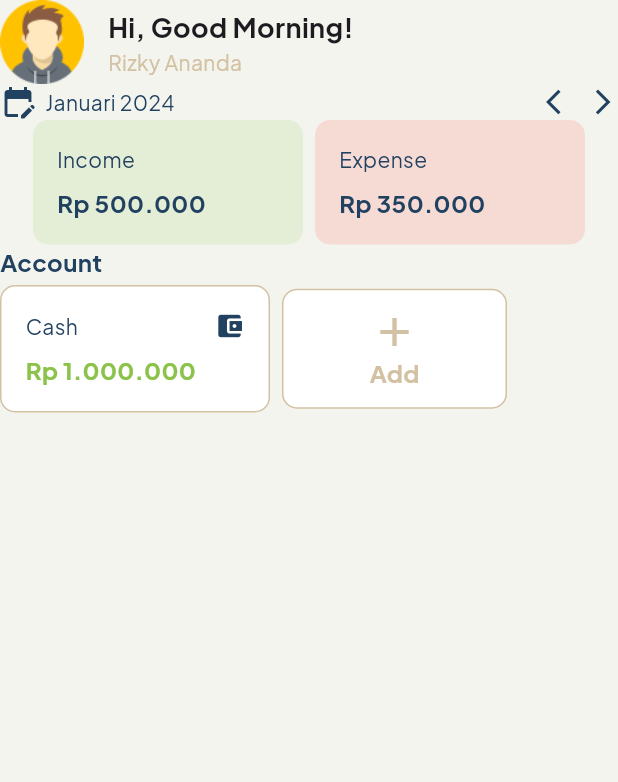
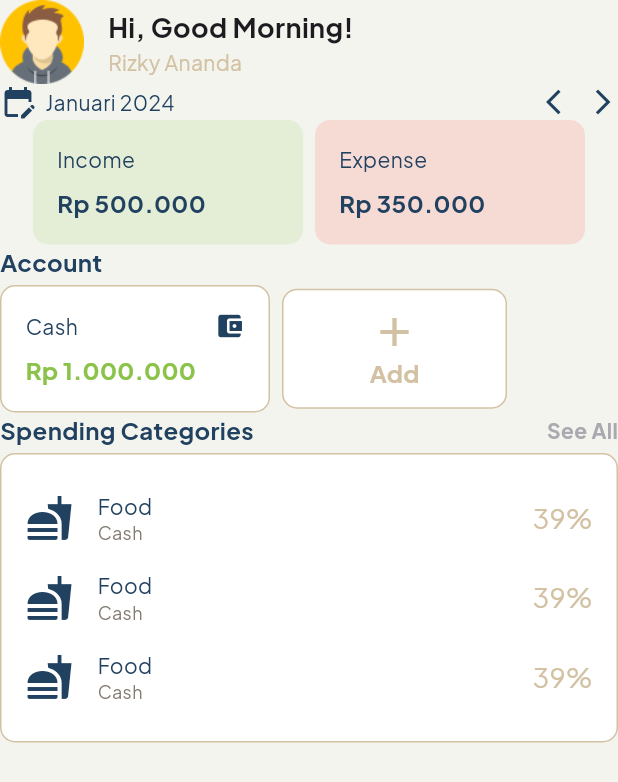
Before and after one commit to ekyrizky/savvy-stash, a Flutter app: the screen it shows after launch, on a phone screen of 412 x 824 dp. Shown: the top 782 px of the screen. Run offline on Flutter 3.47's test engine with Material 3 defaults, Android fonts, the phone set to English and light mode, and no system bars; our stand-ins replace get, google_fonts.

Commit message:
add component: transaction item

```diff
--- a/lib/app/theme/typography.dart
+++ b/lib/app/theme/typography.dart
@@ -33,17 +33,17 @@ class AppTypography {
   );
 
   static TextStyle labelLarge = GoogleFonts.plusJakartaSans(
-    fontSize: 16,
-    fontWeight: FontWeight.w200,
+    fontSize: 12,
+    fontWeight: FontWeight.normal,
   );
 
   static TextStyle labelMedium = GoogleFonts.plusJakartaSans(
-    fontSize: 14,
-    fontWeight: FontWeight.w200,
+    fontSize: 10,
+    fontWeight: FontWeight.normal,
   );
 
-  static TextStyle labelsMALL = GoogleFonts.plusJakartaSans(
-    fontSize: 12,
-    fontWeight: FontWeight.w200,
+  static TextStyle labelSmall = GoogleFonts.plusJakartaSans(
+    fontSize: 8,
+    fontWeight: FontWeight.normal,
   );
 }
--- /dev/null
+++ b/lib/presentation/components/atoms/transaction_atom.dart
@@ -0,0 +1,45 @@
+import 'package:flutter/material.dart';
+import 'package:savvy_stash/app/theme/colors.dart';
+import 'package:savvy_stash/app/theme/typography.dart';
+
+class TransactionAtom extends StatelessWidget {
+  const TransactionAtom({
+    super.key,
+    required this.title,
+    required this.type,
+    this.desc,
+    required this.titleColor,
+    required this.typeColor,
+    this.descColor,
+  });
+
+  final String title;
+  final String type;
+  final String? desc;
+  final Color titleColor;
+  final Color typeColor;
+  final Color? descColor;
+
+  @override
+  Widget build(BuildContext context) {
+    return Column(
+      crossAxisAlignment: CrossAxisAlignment.start,
+      children: [
+        Text(
+          title,
+          style: AppTypography.bodySmall.copyWith(color: titleColor),
+        ),
+        Text(
+          type,
+          style: AppTypography.labelLarge.copyWith(color: typeColor),
+        ),
+        if (desc != null)
+          Text(
+            desc!,
+            style: AppTypography.labelMedium
+                .copyWith(color: descColor ?? AppColors.kGrayColor),
+          ),
+      ],
+    );
+  }
+}
--- /dev/null
+++ b/lib/presentation/components/molecules/transaction_item_molecule.dart
@@ -0,0 +1,35 @@
+import 'package:flutter/material.dart';
+import 'package:savvy_stash/app/theme/colors.dart';
+import 'package:savvy_stash/app/theme/typography.dart';
+import 'package:savvy_stash/presentation/components/atoms/transaction_atom.dart';
+
+class TransactionItemMolecule extends StatelessWidget {
+  const TransactionItemMolecule({super.key});
+
+  @override
+  Widget build(BuildContext context) {
+    return Row(
+      children: [
+        Icon(
+          Icons.fastfood,
+          size: 32,
+          color: AppColors.kPrimaryColor,
+        ),
+        SizedBox(width: 16),
+        Expanded(
+          child: TransactionAtom(
+            title: 'Food',
+            type: 'Cash',
+            titleColor: AppColors.kPrimaryColor,
+            typeColor: const Color.fromARGB(255, 130, 122, 110),
+          ),
+        ),
+        Text(
+          '39%',
+          style: AppTypography.bodyLarge
+              .copyWith(color: AppColors.kSecondaryColor),
+        ),
+      ],
+    );
+  }
+}
--- /dev/null
+++ b/lib/presentation/components/organisms/transaction_card_organism.dart
@@ -0,0 +1,45 @@
+import 'package:flutter/material.dart';
+import 'package:savvy_stash/app/theme/colors.dart';
+import 'package:savvy_stash/presentation/components/atoms/section_title_atom.dart';
+import 'package:savvy_stash/presentation/components/molecules/transaction_item_molecule.dart';
+
+class TransactionCardOrganism extends StatelessWidget {
+  const TransactionCardOrganism({super.key});
+
+  @override
+  Widget build(BuildContext context) {
+    return Column(
+      children: [
+        SectionTitleAtom(
+          title: 'Spending Categories',
+          actionText: 'See All',
+        ),
+        SizedBox(height: 4),
+        Container(
+          padding: EdgeInsets.all(16),
+          decoration: BoxDecoration(
+            color: Colors.white,
+            border: Border.all(color: AppColors.kSecondaryColor),
+            borderRadius: BorderRadius.circular(10),
+          ),
+          child: Column(
+            children: [
+              Padding(
+                padding: EdgeInsets.symmetric(vertical: 8),
+                child: TransactionItemMolecule(),
+              ),
+              Padding(
+                padding: EdgeInsets.symmetric(vertical: 8),
+                child: TransactionItemMolecule(),
+              ),
+              Padding(
+                padding: EdgeInsets.symmetric(vertical: 8),
+                child: TransactionItemMolecule(),
+              ),
+            ],
+          ),
+        ),
+      ],
+    );
+  }
+}
--- a/lib/presentation/pages/home_page.dart
+++ b/lib/presentation/pages/home_page.dart
@@ -1,9 +1,12 @@
 import 'package:flutter/material.dart';
 import 'package:savvy_stash/app/theme/colors.dart';
+import 'package:savvy_stash/presentation/components/atoms/transaction_atom.dart';
 import 'package:savvy_stash/presentation/components/molecules/balance_card_molecule.dart';
 import 'package:savvy_stash/presentation/components/molecules/calendar_molecule.dart';
 import 'package:savvy_stash/presentation/components/molecules/profile_header_molecule.dart';
+import 'package:savvy_stash/presentation/components/molecules/transaction_item_molecule.dart';
 import 'package:savvy_stash/presentation/components/organisms/account_organism.dart';
+import 'package:savvy_stash/presentation/components/organisms/transaction_card_organism.dart';
 
 class HomePage extends StatelessWidget {
   const HomePage({super.key});
@@ -32,7 +35,8 @@ class HomePage extends StatelessWidget {
               onClick: () {
                 print('add account click');
               },
-            )
+            ),
+            TransactionCardOrganism(),
           ],
         ),
       ),
```
